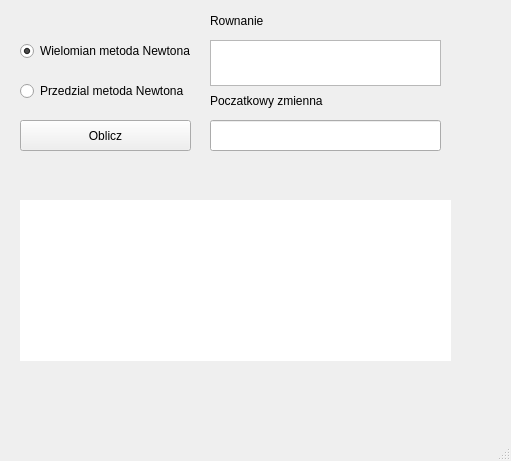
Qt form mainwindow.ui (Fejbien/Newton) before a commit.
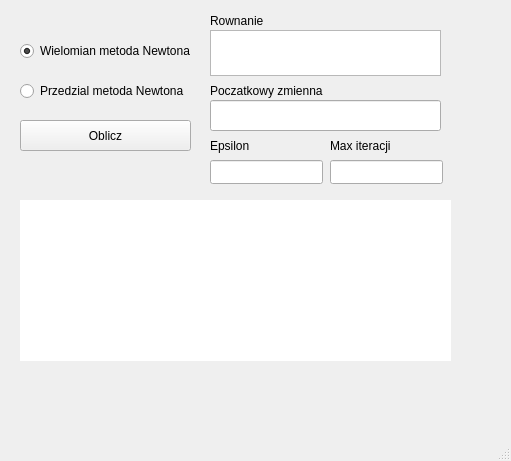
The same form after that commit.

Commit message: input for epsilon and max iterations with validators

```diff
--- a/mainwindow.ui
+++ b/mainwindow.ui
@@ -56,7 +56,7 @@
     <property name="geometry">
      <rect>
       <x>210</x>
-      <y>120</y>
+      <y>100</y>
       <width>231</width>
       <height>31</height>
      </rect>
@@ -108,7 +108,7 @@
     <property name="geometry">
      <rect>
       <x>210</x>
-      <y>90</y>
+      <y>80</y>
       <width>231</width>
       <height>21</height>
      </rect>
@@ -121,12 +121,61 @@
     <property name="geometry">
      <rect>
       <x>210</x>
-      <y>40</y>
+      <y>30</y>
       <width>231</width>
       <height>46</height>
      </rect>
     </property>
    </widget>
+   <widget class="QLineEdit" name="epsilonEdit">
+    <property name="geometry">
+     <rect>
+      <x>210</x>
+      <y>160</y>
+      <width>113</width>
+      <height>24</height>
+     </rect>
+    </property>
+    <property name="locale">
+     <locale language="Polish" country="Poland"/>
+    </property>
+   </widget>
+   <widget class="QLineEdit" name="maxIterEdit">
+    <property name="geometry">
+     <rect>
+      <x>330</x>
+      <y>160</y>
+      <width>113</width>
+      <height>24</height>
+     </rect>
+    </property>
+   </widget>
+   <widget class="QLabel" name="label_3">
+    <property name="geometry">
+     <rect>
+      <x>210</x>
+      <y>135</y>
+      <width>101</width>
+      <height>21</height>
+     </rect>
+    </property>
+    <property name="text">
+     <string>Epsilon</string>
+    </property>
+   </widget>
+   <widget class="QLabel" name="label_4">
+    <property name="geometry">
+     <rect>
+      <x>330</x>
+      <y>136</y>
+      <width>111</width>
+      <height>20</height>
+     </rect>
+    </property>
+    <property name="text">
+     <string>Max iteracji</string>
+    </property>
+   </widget>
   </widget>
   <widget class="QStatusBar" name="statusbar"/>
  </widget>
```
The commit also changes 12 other files.
